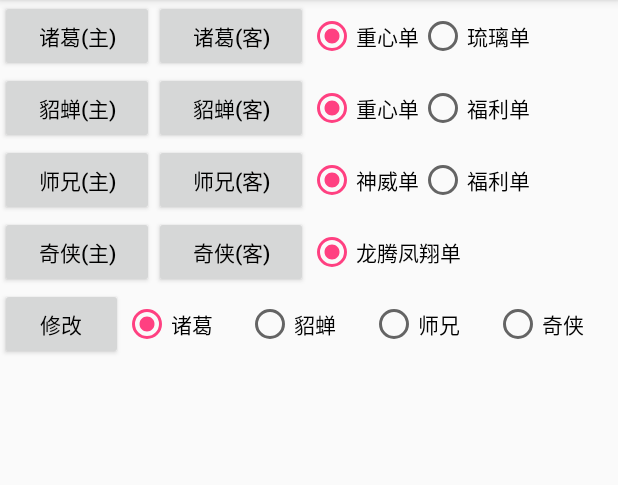
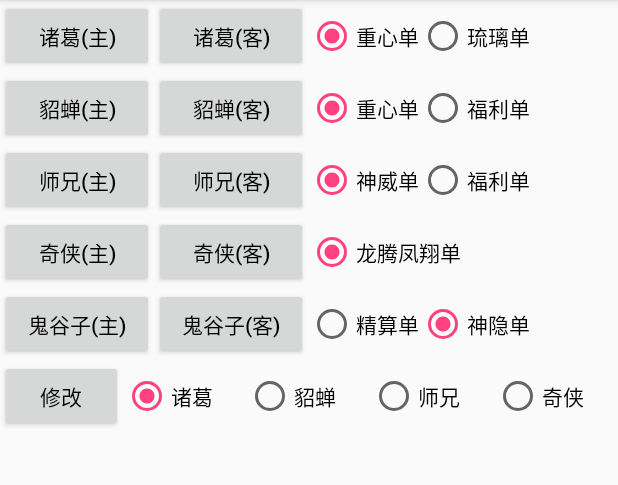
Before and after one commit to NBalls/QTan, an Android app: the TDetailActivity screen opened directly, with no data from a screen before it, on a phone screen of 412 x 824 dp, the part 84-569 px from its top. Run offline under Robolectric (Android 15) with nearby library versions, the phone set to English and light mode, and no system bars; libraries missing offline, so code that uses them is left out: org.jetbrains.anko, rx.android.schedulers, rx.schedulers; 14 statements that could not run were skipped.

Commit message:
添加鬼谷子神隐单/精算单单子文案

```diff
--- a/app/src/main/res/layout/activity_tdetail.xml
+++ b/app/src/main/res/layout/activity_tdetail.xml
@@ -214,6 +214,57 @@
             android:layout_width="match_parent"
             android:layout_height="wrap_content"
             android:orientation="horizontal"
+            >
+            <Button
+                android:id="@+id/gzButton"
+                android:layout_width="0dp"
+                android:layout_height="wrap_content"
+                android:layout_weight="1"
+                android:text="鬼谷子(主)"
+                android:textSize="14sp"
+                android:textColor="@android:color/black"
+                />
+            <Button
+                android:id="@+id/gkButton"
+                android:layout_width="0dp"
+                android:layout_height="wrap_content"
+                android:layout_weight="1"
+                android:text="鬼谷子(客)"
+                android:textSize="14sp"
+                android:textColor="@android:color/black"
+                />
+
+            <RadioGroup
+                android:layout_width="0dp"
+                android:layout_height="match_parent"
+                android:orientation="horizontal"
+                android:gravity="center_vertical"
+                android:layout_weight="2"
+                >
+                <RadioButton
+                    android:id="@+id/gjRadioButton"
+                    android:layout_width="wrap_content"
+                    android:layout_height="wrap_content"
+                    android:checked="true"
+                    android:text="精算单"
+                    android:textSize="14sp"
+                    />
+
+                <RadioButton
+                    android:id="@+id/gsRadioButton"
+                    android:layout_width="wrap_content"
+                    android:layout_height="wrap_content"
+                    android:checked="true"
+                    android:text="神隐单"
+                    android:textSize="14sp"
+                    />
+            </RadioGroup>
+        </LinearLayout>
+
+        <LinearLayout
+            android:layout_width="match_parent"
+            android:layout_height="wrap_content"
+            android:orientation="horizontal"
             android:layout_marginBottom="20dp"
             >
             <Button
@@ -269,6 +320,12 @@
         </LinearLayout>
 
         <include
+            android:id="@+id/defaultInclude"
+            layout="@layout/activity_tdetail_default"
+            android:visibility="gone"
+            />
+
+        <include
             android:id="@+id/zhugeInclude"
             layout="@layout/activity_tdetail_zhuge"
             android:visibility="gone"
```
Also changed, not shown: app/src/main/java/driver/chao/com/qtan/TDetailActivity.kt (+26 -1 lines), app/src/main/java/driver/chao/com/qtan/parse/DocClass.kt (+123 -0 lines), app/src/main/res/layout/activity_tdetail_default.xml (added, +48 -0 lines).
